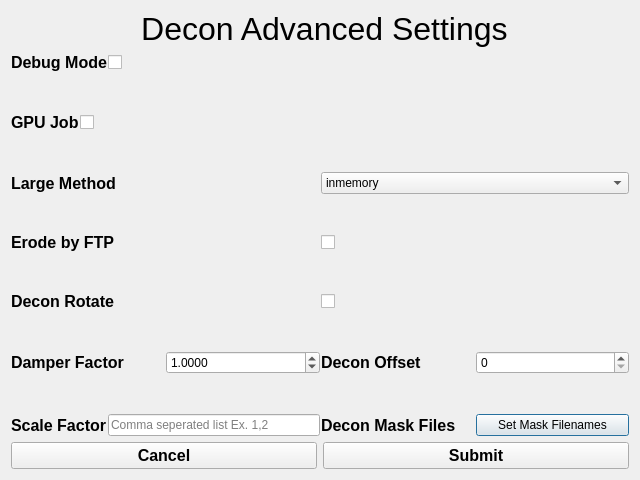
Qt form src/deconadvanced.ui (abcucberkeley/PetaKit5D-GUI) before a commit.
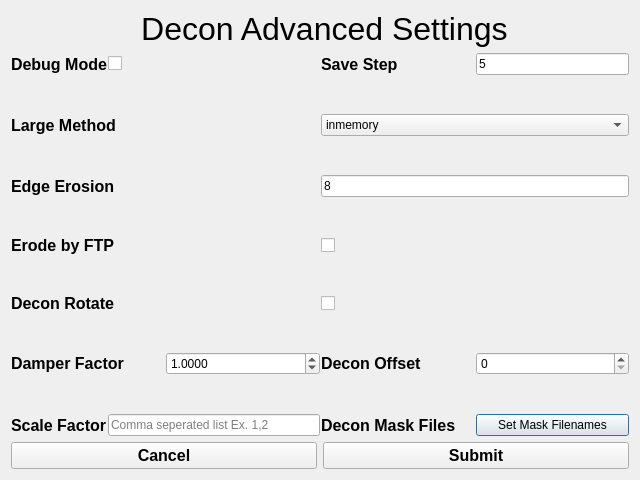
The same form after that commit.

Diff of the .ui file:
```diff
--- a/src/deconadvanced.ui
+++ b/src/deconadvanced.ui
@@ -21,7 +21,7 @@
   </property>
   <layout class="QGridLayout" name="gridLayout" rowstretch="0,10,0">
    <item row="1" column="0">
-    <layout class="QVBoxLayout" name="verticalLayout" stretch="1,1,1,1,1,1,1,1,1,1,1,1,1">
+    <layout class="QVBoxLayout" name="verticalLayout" stretch="0,1,1,1,1,1,1,1,1,1,1,1,1">
      <property name="spacing">
       <number>1</number>
      </property>
@@ -29,6 +29,8 @@
       <enum>QLayout::SetDefaultConstraint</enum>
      </property>
      <item>
+      <layout class="QHBoxLayout" name="horizontalLayout_7">
+       <item>
       <layout class="QHBoxLayout" name="horizontalLayout_6">
        <item>
         <widget class="QLabel" name="debugLabel">
@@ -70,6 +72,38 @@
       </layout>
      </item>
      <item>
+        <layout class="QHBoxLayout" name="horizontalLayout_14" stretch="1,1">
+         <item>
+          <widget class="QLabel" name="saveStepLabel">
+           <property name="enabled">
+            <bool>true</bool>
+           </property>
+           <property name="font">
+            <font>
+             <pointsize>12</pointsize>
+             <bold>true</bold>
+            </font>
+           </property>
+           <property name="text">
+            <string>Save Step</string>
+           </property>
+          </widget>
+         </item>
+         <item>
+          <widget class="QLineEdit" name="saveStepLineEdit">
+           <property name="enabled">
+            <bool>true</bool>
+           </property>
+           <property name="text">
+            <string>5</string>
+           </property>
+          </widget>
+         </item>
+        </layout>
+       </item>
+      </layout>
+     </item>
+     <item>
       <spacer name="verticalSpacer_6">
        <property name="orientation">
         <enum>Qt::Vertical</enum>
@@ -85,69 +119,6 @@
        </property>
       </spacer>
      </item>
-     <item>
-      <layout class="QHBoxLayout" name="horizontalLayout_7">
-       <item>
-        <widget class="QLabel" name="gpuJobLabel">
-         <property name="sizePolicy">
-          <sizepolicy hsizetype="Preferred" vsizetype="Preferred">
-           <horstretch>0</horstretch>
-           <verstretch>0</verstretch>
-          </sizepolicy>
-         </property>
-         <property name="font">
-          <font>
-           <pointsize>12</pointsize>
-           <bold>true</bold>
-           <strikeout>false</strikeout>
-           <kerning>true</kerning>
-          </font>
-         </property>
-         <property name="text">
-          <string>GPU Job</string>
-         </property>
-        </widget>
-       </item>
-       <item>
-        <widget class="QCheckBox" name="gpuJobCheckBox">
-         <property name="sizePolicy">
-          <sizepolicy hsizetype="MinimumExpanding" vsizetype="Minimum">
-           <horstretch>0</horstretch>
-           <verstretch>0</verstretch>
-          </sizepolicy>
-         </property>
-         <property name="maximumSize">
-          <size>
-           <width>16777215</width>
-           <height>20</height>
-          </size>
-         </property>
-         <property name="autoFillBackground">
-          <bool>false</bool>
-         </property>
-         <property name="text">
-          <string/>
-         </property>
-        </widget>
-       </item>
-      </layout>
-     </item>
-     <item>
-      <spacer name="verticalSpacer_7">
-       <property name="orientation">
-        <enum>Qt::Vertical</enum>
-       </property>
-       <property name="sizeType">
-        <enum>QSizePolicy::Preferred</enum>
-       </property>
-       <property name="sizeHint" stdset="0">
-        <size>
-         <width>20</width>
-         <height>10</height>
-        </size>
-       </property>
-      </spacer>
-     </item>
      <item>
       <layout class="QHBoxLayout" name="largeMethodHorizontalLayout">
        <item>
@@ -192,6 +163,43 @@
        </property>
       </spacer>
      </item>
+     <item>
+      <layout class="QHBoxLayout" name="horizontalLayout" stretch="1,1">
+       <item>
+        <widget class="QLabel" name="edgeErosionLabel">
+         <property name="font">
+          <font>
+           <pointsize>12</pointsize>
+           <bold>true</bold>
+          </font>
+         </property>
+         <property name="text">
+          <string>Edge Erosion</string>
+         </property>
+        </widget>
+       </item>
+       <item>
+        <widget class="QLineEdit" name="edgeErosionLineEdit">
+         <property name="text">
+          <string>8</string>
+         </property>
+        </widget>
+       </item>
+      </layout>
+     </item>
+     <item>
+      <spacer name="verticalSpacer_2">
+       <property name="orientation">
+        <enum>Qt::Vertical</enum>
+       </property>
+       <property name="sizeHint" stdset="0">
+        <size>
+         <width>20</width>
+         <height>40</height>
+        </size>
+       </property>
+      </spacer>
+     </item>
      <item>
       <layout class="QHBoxLayout" name="horizontalLayout_12">
        <item>
```
Lines whose indentation alone changed are shown as unchanged.
